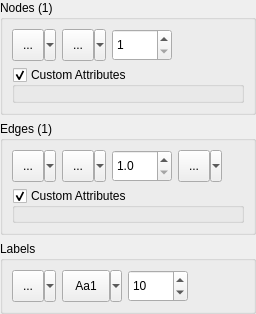
Before: the Qt Designer form code/src/CNodeEdgePropertiesUI.ui in ArsMasiuk/qvge, drawn with Qt 5.
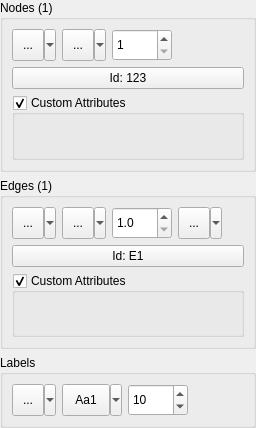
After: the same form once the commit is applied. Custom widgets are drawn as their Qt base class.

```diff
--- a/code/src/CNodeEdgePropertiesUI.ui
+++ b/code/src/CNodeEdgePropertiesUI.ui
@@ -7,7 +7,7 @@
     <x>0</x>
     <y>0</y>
     <width>256</width>
-    <height>314</height>
+    <height>428</height>
    </rect>
   </property>
   <property name="sizePolicy">
@@ -38,6 +38,39 @@
       <string>Nodes (1)</string>
      </property>
      <layout class="QGridLayout" name="gridLayout">
+      <item row="3" column="0" colspan="4">
+       <widget class="QGroupBox" name="NodeAttrBox">
+        <property name="sizePolicy">
+         <sizepolicy hsizetype="Preferred" vsizetype="Expanding">
+          <horstretch>0</horstretch>
+          <verstretch>0</verstretch>
+         </sizepolicy>
+        </property>
+        <property name="title">
+         <string>Custom Attributes</string>
+        </property>
+        <property name="flat">
+         <bool>true</bool>
+        </property>
+        <property name="checkable">
+         <bool>true</bool>
+        </property>
+        <layout class="QVBoxLayout" name="verticalLayout_3">
+         <property name="leftMargin">
+          <number>0</number>
+         </property>
+         <property name="rightMargin">
+          <number>0</number>
+         </property>
+         <property name="bottomMargin">
+          <number>0</number>
+         </property>
+         <item>
+          <widget class="CAttributesEditorUI" name="NodeAttrEditor" native="true"/>
+         </item>
+        </layout>
+       </widget>
+      </item>
       <item row="1" column="1">
        <widget class="QSint::QSplitButton" name="NodeShape">
         <property name="minimumSize">
@@ -136,36 +169,16 @@
        </widget>
       </item>
       <item row="2" column="0" colspan="4">
-       <widget class="QGroupBox" name="NodeAttrBox">
-        <property name="sizePolicy">
-         <sizepolicy hsizetype="Preferred" vsizetype="Expanding">
-          <horstretch>0</horstretch>
-          <verstretch>0</verstretch>
-         </sizepolicy>
+       <widget class="QPushButton" name="NodeId">
+        <property name="toolTip">
+         <string>Click to edit</string>
         </property>
-        <property name="title">
-         <string>Custom Attributes</string>
+        <property name="statusTip">
+         <string>Change Id of the selected node</string>
         </property>
-        <property name="flat">
-         <bool>true</bool>
+        <property name="text">
+         <string>Id: 123</string>
         </property>
-        <property name="checkable">
-         <bool>true</bool>
-        </property>
-        <layout class="QVBoxLayout" name="verticalLayout_3">
-         <property name="leftMargin">
-          <number>0</number>
-         </property>
-         <property name="rightMargin">
-          <number>0</number>
-         </property>
-         <property name="bottomMargin">
-          <number>0</number>
-         </property>
-         <item>
-          <widget class="CAttributesEditorUI" name="NodeAttrEditor" native="true"/>
-         </item>
-        </layout>
        </widget>
       </item>
      </layout>
@@ -306,6 +319,19 @@
         </item>
        </layout>
       </item>
+      <item>
+       <widget class="QPushButton" name="EdgeId">
+        <property name="toolTip">
+         <string>Click to edit</string>
+        </property>
+        <property name="statusTip">
+         <string>Change Id of the selected edge</string>
+        </property>
+        <property name="text">
+         <string>Id: E1</string>
+        </property>
+       </widget>
+      </item>
       <item>
        <widget class="QGroupBox" name="EdgeAttrBox">
         <property name="sizePolicy">
```
